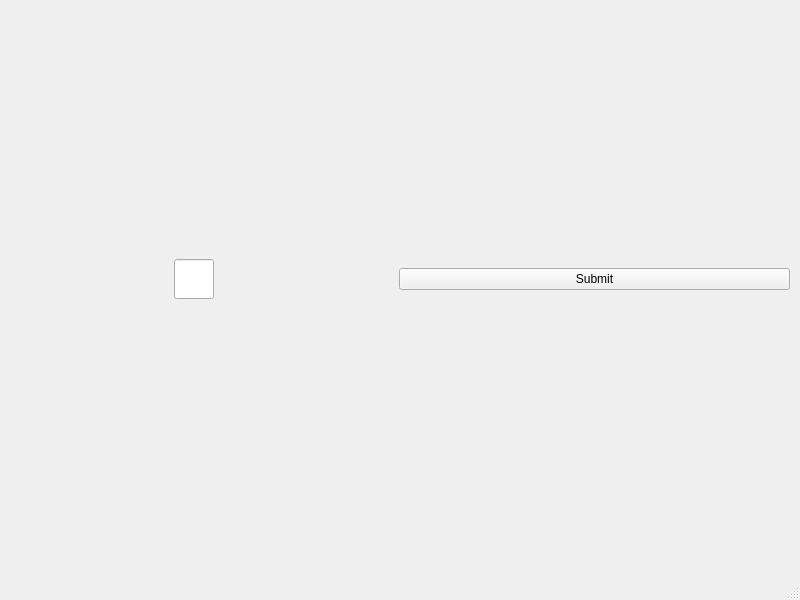
Old version of the form mainwindow.ui in the repository glaurung24/wordle_solver.
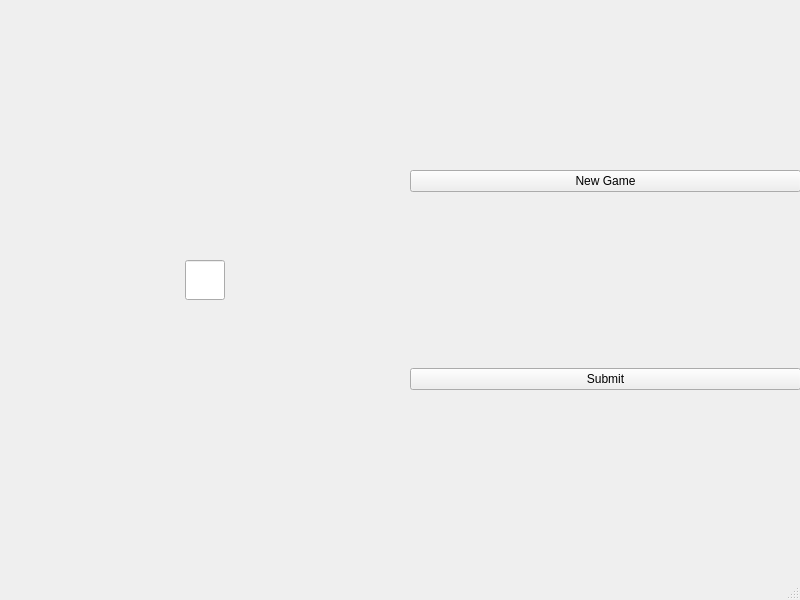
New version of the form.

Commit message: Game now reads in user input and checks matches. Error in correct detections of hits.

```diff
--- a/mainwindow.ui
+++ b/mainwindow.ui
@@ -17,8 +17,8 @@
    <widget class="QWidget" name="gridLayoutWidget">
     <property name="geometry">
      <rect>
-      <x>-11</x>
-      <y>-1</y>
+      <x>0</x>
+      <y>0</y>
       <width>411</width>
       <height>561</height>
      </rect>
@@ -54,13 +54,20 @@
    <widget class="QWidget" name="verticalLayoutWidget">
     <property name="geometry">
      <rect>
-      <x>399</x>
-      <y>-1</y>
+      <x>410</x>
+      <y>0</y>
       <width>391</width>
       <height>561</height>
      </rect>
     </property>
     <layout class="QVBoxLayout" name="verticalLayout">
+     <item>
+      <widget class="QPushButton" name="newGameButton">
+       <property name="text">
+        <string>New Game</string>
+       </property>
+      </widget>
+     </item>
      <item>
       <widget class="QPushButton" name="submitButton">
        <property name="text">
```
The commit also changes 5 other files.
